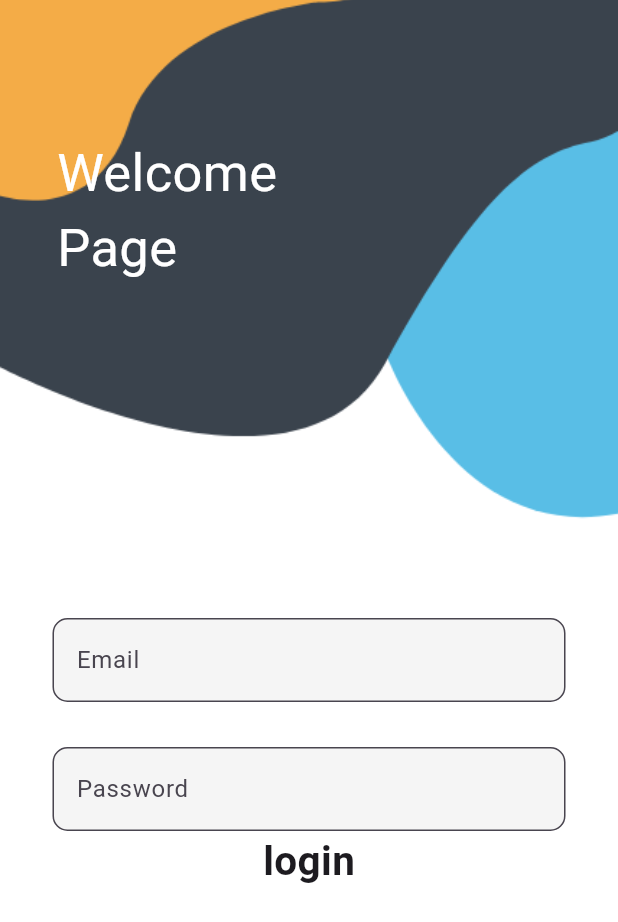
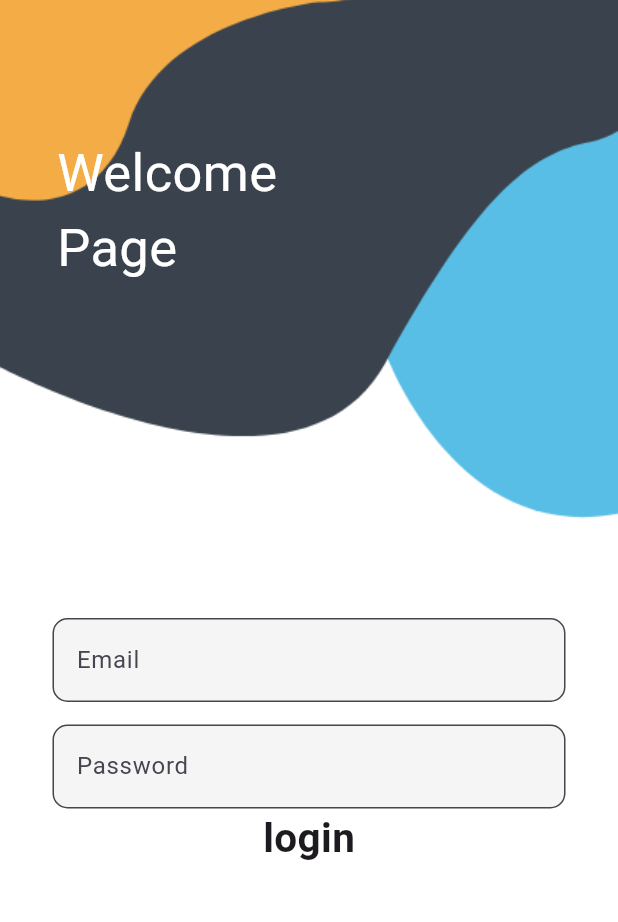
Before and after one commit to AshuMokale/news_app, a Flutter app: the screen it shows after launch, on a phone screen of 412 x 824 dp. Shown: the top 922 px of the screen. Run offline on Flutter 3.47's test engine with Material 3 defaults, Android fonts, the phone set to English and light mode, and no system bars.

Commit message:
space is reduced between email and password

```diff
--- a/lib/login.dart
+++ b/lib/login.dart
@@ -44,7 +44,7 @@ class _MyLoginState extends State<MyLogin>{
                         )
                       ),
                     ),
-                    const SizedBox(height: 30,),
+                    const SizedBox(height: 15,),
                     TextField(
                       obscureText: true,
                       decoration: InputDecoration(
```
